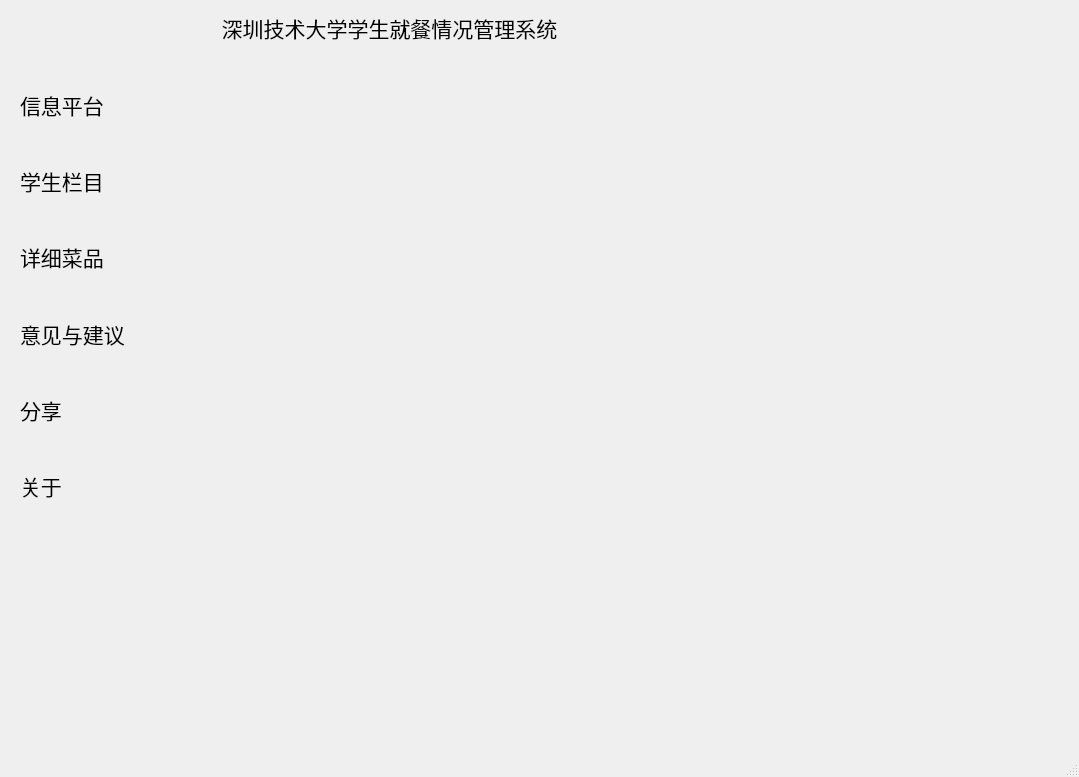
Old version of the form Views/form.ui in the repository CutrelyAlex/2024CS-Python.
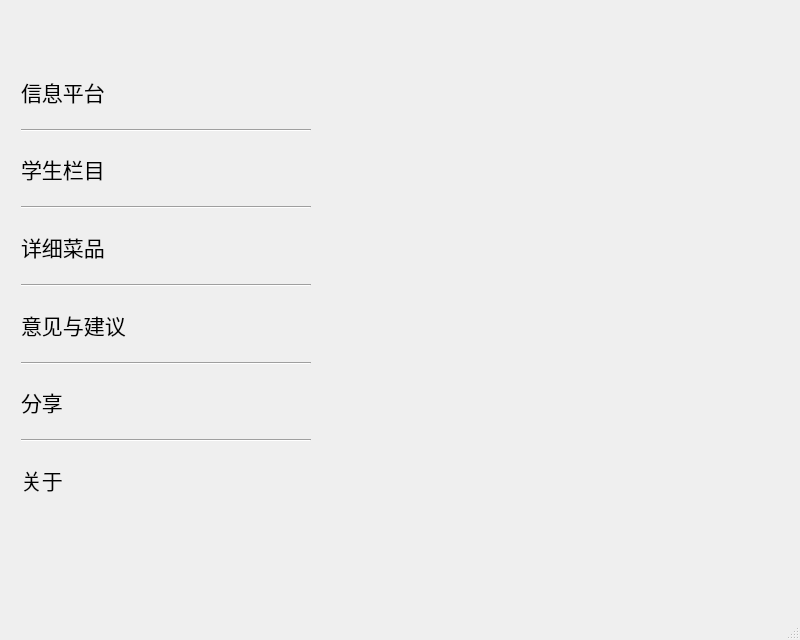
New version of the form.

```diff
--- a/Views/form.ui
+++ b/Views/form.ui
@@ -6,8 +6,8 @@
    <rect>
     <x>0</x>
     <y>0</y>
-    <width>1079</width>
-    <height>777</height>
+    <width>800</width>
+    <height>640</height>
    </rect>
   </property>
   <property name="windowTitle">
@@ -23,13 +23,16 @@
    <widget class="QWidget" name="verticalLayoutWidget">
     <property name="geometry">
      <rect>
-      <x>20</x>
-      <y>70</y>
+      <x>10</x>
+      <y>60</y>
       <width>301</width>
       <height>451</height>
      </rect>
     </property>
     <layout class="QVBoxLayout" name="verticalLayout">
+     <property name="leftMargin">
+      <number>11</number>
+     </property>
      <item>
       <widget class="QLabel" name="label_2">
        <property name="font">
@@ -42,6 +45,13 @@
        </property>
       </widget>
      </item>
+     <item>
+      <widget class="Line" name="line">
+       <property name="orientation">
+        <enum>Qt::Orientation::Horizontal</enum>
+       </property>
+      </widget>
+     </item>
      <item>
       <widget class="QLabel" name="label_3">
        <property name="font">
@@ -54,6 +64,13 @@
        </property>
       </widget>
      </item>
+     <item>
+      <widget class="Line" name="line_2">
+       <property name="orientation">
+        <enum>Qt::Orientation::Horizontal</enum>
+       </property>
+      </widget>
+     </item>
      <item>
       <widget class="QLabel" name="label_4">
        <property name="font">
@@ -66,6 +83,13 @@
        </property>
       </widget>
      </item>
+     <item>
+      <widget class="Line" name="line_3">
+       <property name="orientation">
+        <enum>Qt::Orientation::Horizontal</enum>
+       </property>
+      </widget>
+     </item>
      <item>
       <widget class="QLabel" name="label_6">
        <property name="font">
@@ -78,6 +102,13 @@
        </property>
       </widget>
      </item>
+     <item>
+      <widget class="Line" name="line_4">
+       <property name="orientation">
+        <enum>Qt::Orientation::Horizontal</enum>
+       </property>
+      </widget>
+     </item>
      <item>
       <widget class="QLabel" name="label_5">
        <property name="font">
@@ -90,6 +121,13 @@
        </property>
       </widget>
      </item>
+     <item>
+      <widget class="Line" name="line_5">
+       <property name="orientation">
+        <enum>Qt::Orientation::Horizontal</enum>
+       </property>
+      </widget>
+     </item>
      <item>
       <widget class="QLabel" name="label">
        <property name="font">
@@ -104,57 +142,6 @@
      </item>
     </layout>
    </widget>
-   <widget class="QWidget" name="verticalLayoutWidget_2">
-    <property name="geometry">
-     <rect>
-      <x>150</x>
-      <y>0</y>
-      <width>481</width>
-      <height>61</height>
-     </rect>
-    </property>
-    <layout class="QVBoxLayout" name="verticalLayout_2">
-     <property name="spacing">
-      <number>8</number>
-     </property>
-     <property name="leftMargin">
-      <number>3</number>
-     </property>
-     <property name="topMargin">
-      <number>3</number>
-     </property>
-     <property name="rightMargin">
-      <number>5</number>
-     </property>
-     <property name="bottomMargin">
-      <number>8</number>
-     </property>
-     <item>
-      <widget class="QLabel" name="label_7">
-       <property name="sizePolicy">
-        <sizepolicy hsizetype="Preferred" vsizetype="Preferred">
-         <horstretch>0</horstretch>
-         <verstretch>0</verstretch>
-        </sizepolicy>
-       </property>
-       <property name="font">
-        <font>
-         <pointsize>16</pointsize>
-        </font>
-       </property>
-       <property name="layoutDirection">
-        <enum>Qt::LayoutDirection::LeftToRight</enum>
-       </property>
-       <property name="text">
-        <string>深圳技术大学学生就餐情况管理系统</string>
-       </property>
-       <property name="alignment">
-        <set>Qt::AlignmentFlag::AlignCenter</set>
-       </property>
-      </widget>
-     </item>
-    </layout>
-   </widget>
   </widget>
   <widget class="QMenuBar" name="menubar">
    <property name="geometry">
```
Left out of the diff: 2 changed lines with no effect on the pictures.
